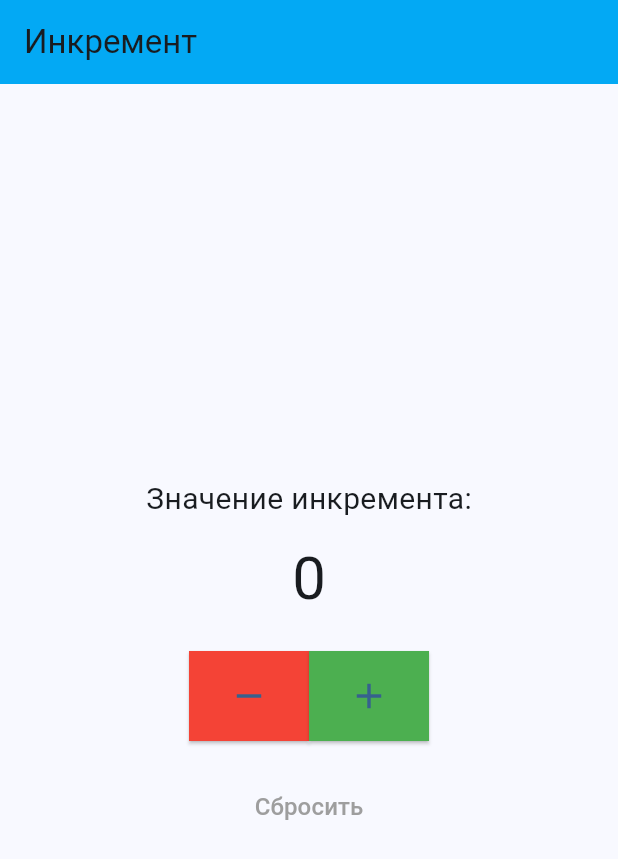
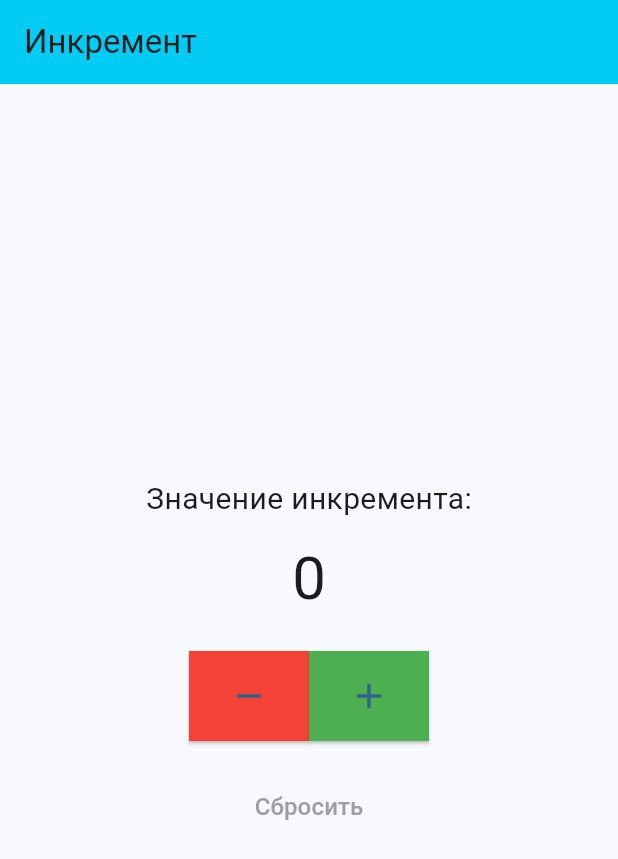
Before and after one commit to chesnxkov/IT2301_CHESNOKOV, a Flutter app: the screen it shows after launch, on a phone screen of 412 x 824 dp. Shown: the top 859 px of the screen. Run offline on Flutter 3.47's test engine with Material 3 defaults, Android fonts, the phone set to English and light mode, and no system bars.

Commit message:
lab3 complete

```diff
--- a/lab3/lib/main.dart
+++ b/lab3/lib/main.dart
@@ -53,7 +53,7 @@ class _MyHomePageState extends State<MyHomePage> {
   Widget build(BuildContext context) {
     return Scaffold(
       appBar: AppBar(
-        backgroundColor: Colors.lightBlue,
+        backgroundColor: const Color.fromARGB(255, 3, 204, 244),
         title: Text(widget.title),
       ),
       body: Center(
```
